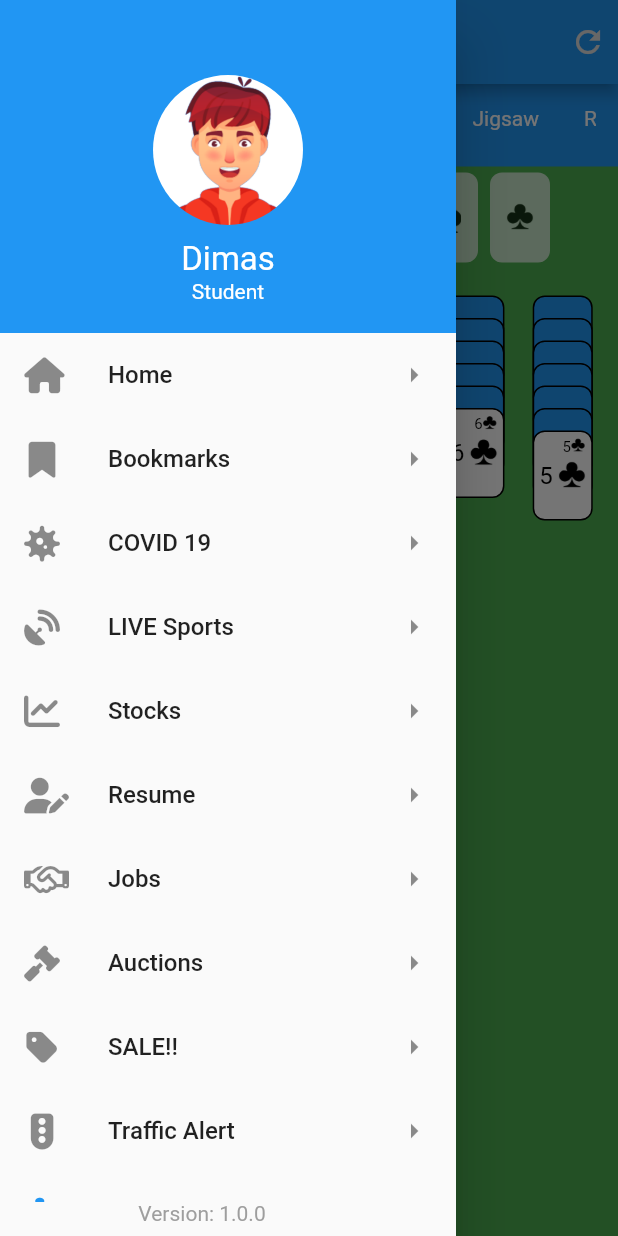
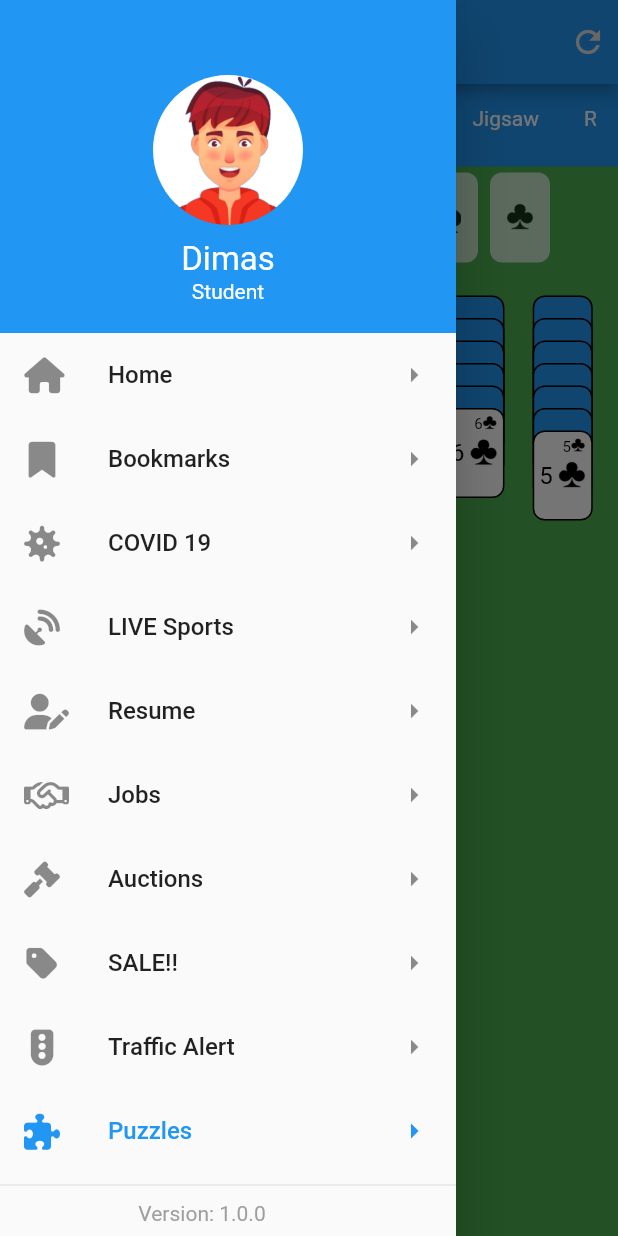
Before and after one commit to 0003Dimas/moco_news, a Flutter app: the GameScreen screen opened by its route, with the side drawer open, on a phone screen of 412 x 824 dp. Run offline on Flutter 3.47's test engine with Material 2 defaults, Android fonts, the phone set to English and light mode, and no system bars; our stand-ins replace flutter_custom_clippers, flutter_svg, flutter_tts, font_awesome_flutter, google_fonts, rflutter_alert.

Commit message:
Project update

```diff
--- a/moco_news/lib/main.dart
+++ b/moco_news/lib/main.dart
@@ -39,7 +39,6 @@
         RouteNames.bookmarks: (_) => const BookmarksScreen(),
         RouteNames.covid19: (_) => const COVID19Screen(),
         RouteNames.LIVE_sports: (_) => const LIVE_SportsScreen(),
-        RouteNames.stocks: (_) => const StocksScreen(),
         RouteNames.resume: (_) => const ResumeScreen(),
         RouteNames.jobs: (_) => const JobsScreen(),
         RouteNames.auctions: (_) => const AuctionsScreen(),
--- a/moco_news/lib/screens/screens.dart
+++ b/moco_news/lib/screens/screens.dart
@@ -8,7 +8,6 @@
 export 'home.dart';
 export 'bookmarks.dart';
 export 'LIVE_sports.dart';
-export 'stocks.dart';
 export 'resume.dart';
 export 'jobs.dart';
 export 'auctions.dart';
--- a/moco_news/lib/widgets/custom_drawer.dart
+++ b/moco_news/lib/widgets/custom_drawer.dart
@@ -136,18 +136,6 @@
                     await _navigateTo(context, RouteNames.LIVE_sports);
                   },
                   selected: _selectedRoute == RouteNames.LIVE_sports,
-                ),
-                ListTile(
-                  leading: const Icon(FontAwesomeIcons.chartLine),
-                  title: const Text(
-                    ScreenTitles.stocks,
-                    style: TextStyle(fontSize: 16.0),
-                  ),
-                  trailing: const Icon(Icons.arrow_right),
-                  onTap: () async {
-                    await _navigateTo(context, RouteNames.stocks);
-                  },
-                  selected: _selectedRoute == RouteNames.stocks,
                 ),
                 ListTile(
                   leading: const Icon(FontAwesomeIcons.userEdit),
--- a/moco_news/lib/widgets/custom_drawer1.dart
+++ b/moco_news/lib/widgets/custom_drawer1.dart
@@ -138,18 +138,6 @@
                     await _navigateTo(context, RouteNames.LIVE_sports);
                   },
                   selected: _selectedRoute == RouteNames.LIVE_sports,
-                ),
-                ListTile(
-                  leading: const Icon(FontAwesomeIcons.chartLine),
-                  title: const Text(
-                    ScreenTitles.stocks,
-                    style: TextStyle(fontSize: 16.0),
-                  ),
-                  trailing: const Icon(Icons.arrow_right),
-                  onTap: () async {
-                    await _navigateTo(context, RouteNames.stocks);
-                  },
-                  selected: _selectedRoute == RouteNames.stocks,
                 ),
                 ListTile(
                   leading: const Icon(FontAwesomeIcons.userEdit),
```
Also changed, not shown: moco_news/lib/screens/splash_screen.dart (+4 -4 lines), moco_news/lib/screens/stocks.dart (deleted, +0 -114 lines), moco_news/assets/images/main/newsp.png (added).
